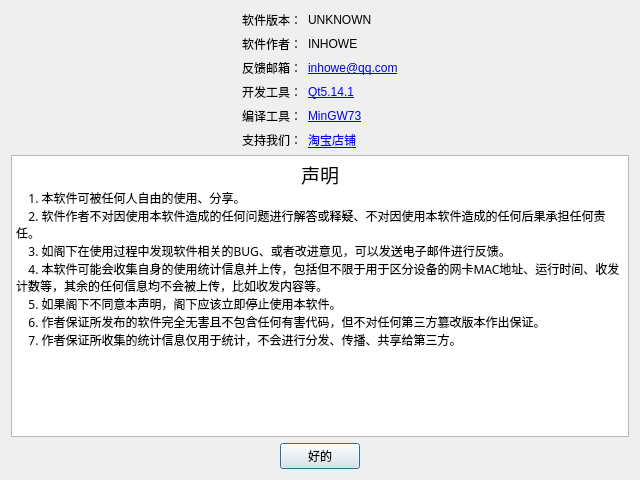
Before: the Qt Designer form ComAssistant/ui/about_me_dialog.ui in DukeHouse/ComAssistant, drawn with Qt 5.
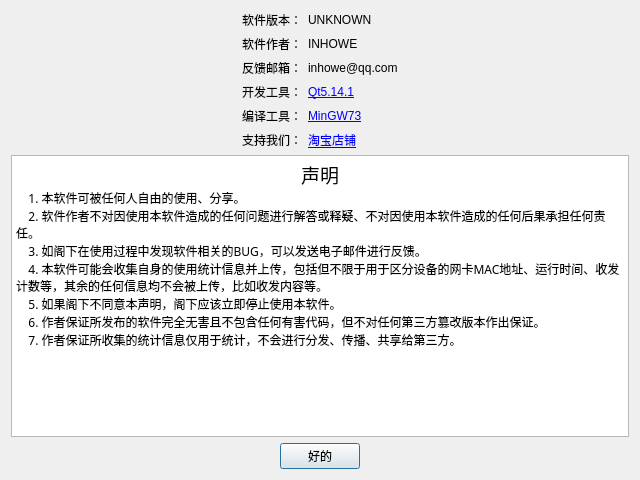
After: the same form once the commit is applied.

Commit message: [ENH]邮件内容仅限bug汇报

What changed in the file:
```diff
--- a/ComAssistant/ui/about_me_dialog.ui
+++ b/ComAssistant/ui/about_me_dialog.ui
@@ -75,7 +75,10 @@
        <item row="2" column="1">
         <widget class="QLabel" name="email">
          <property name="text">
-          <string>&lt;a href=&quot;mailto:inhowe@qq.com?subject=ComAssistant的改进建议或BUG反馈&quot;&gt;inhowe@qq.com&lt;/a&gt;</string>
+          <string>&lt;a href=&quot;mailto:inhowe@qq.com?subject=ComAssistant的BUG反馈&amp;body=(only report BUG please)
+
+
+&quot;&gt;inhowe@qq.com&lt;/a&gt;</string>
          </property>
         </widget>
        </item>
@@ -165,7 +168,7 @@
 &lt;p align=&quot;center&quot; style=&quot; margin-top:0px; margin-bottom:0px; margin-left:0px; margin-right:0px; -qt-block-indent:0; text-indent:0px;&quot;&gt;&lt;span style=&quot; font-family:'Microsoft YaHei'; font-size:14pt;&quot;&gt;声明&lt;/span&gt;&lt;/p&gt;
 &lt;p style=&quot; margin-top:0px; margin-bottom:0px; margin-left:0px; margin-right:0px; -qt-block-indent:0; text-indent:0px;&quot;&gt;&lt;span style=&quot; font-family:'Microsoft YaHei';&quot;&gt;    1. 本软件可被任何人自由的使用、分享。&lt;/span&gt;&lt;/p&gt;
 &lt;p style=&quot; margin-top:0px; margin-bottom:0px; margin-left:0px; margin-right:0px; -qt-block-indent:0; text-indent:0px;&quot;&gt;&lt;span style=&quot; font-family:'Microsoft YaHei';&quot;&gt;    2. 软件作者不对因使用本软件造成的任何问题进行解答或释疑、不对因使用本软件造成的任何后果承担任何责任。&lt;/span&gt;&lt;/p&gt;
-&lt;p style=&quot; margin-top:0px; margin-bottom:0px; margin-left:0px; margin-right:0px; -qt-block-indent:0; text-indent:0px;&quot;&gt;&lt;span style=&quot; font-family:'Microsoft YaHei';&quot;&gt;    3. 如阁下在使用过程中发现软件相关的BUG、或者改进意见，可以发送电子邮件进行反馈。&lt;/span&gt;&lt;/p&gt;
+&lt;p style=&quot; margin-top:0px; margin-bottom:0px; margin-left:0px; margin-right:0px; -qt-block-indent:0; text-indent:0px;&quot;&gt;&lt;span style=&quot; font-family:'Microsoft YaHei';&quot;&gt;    3. 如阁下在使用过程中发现软件相关的BUG，可以发送电子邮件进行反馈。&lt;/span&gt;&lt;/p&gt;
 &lt;p style=&quot; margin-top:0px; margin-bottom:0px; margin-left:0px; margin-right:0px; -qt-block-indent:0; text-indent:0px;&quot;&gt;&lt;span style=&quot; font-family:'Microsoft YaHei';&quot;&gt;    4. 本软件可能会收集自身的使用统计信息并上传，包括但不限于用于区分设备的网卡MAC地址、运行时间、收发计数等，其余的任何信息均不会被上传，比如收发内容等。&lt;/span&gt;&lt;/p&gt;
 &lt;p style=&quot; margin-top:0px; margin-bottom:0px; margin-left:0px; margin-right:0px; -qt-block-indent:0; text-indent:0px;&quot;&gt;&lt;span style=&quot; font-family:'Microsoft YaHei';&quot;&gt;    5. 如果阁下不同意本声明，阁下应该立即停止使用本软件。&lt;/span&gt;&lt;/p&gt;
 &lt;p style=&quot; margin-top:0px; margin-bottom:0px; margin-left:0px; margin-right:0px; -qt-block-indent:0; text-indent:0px;&quot;&gt;&lt;span style=&quot; font-family:'Microsoft YaHei';&quot;&gt;    6. 作者保证所发布的软件完全无害且不包含任何有害代码，但不对任何第三方篡改版本作出保证。&lt;/span&gt;&lt;/p&gt;
```
